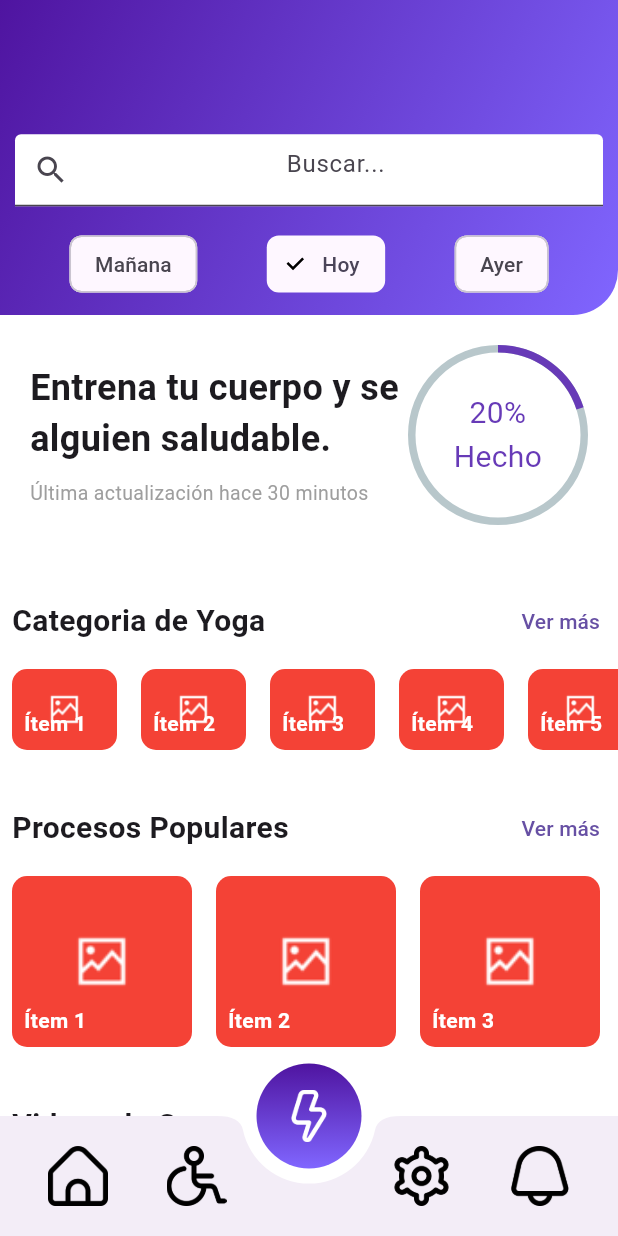
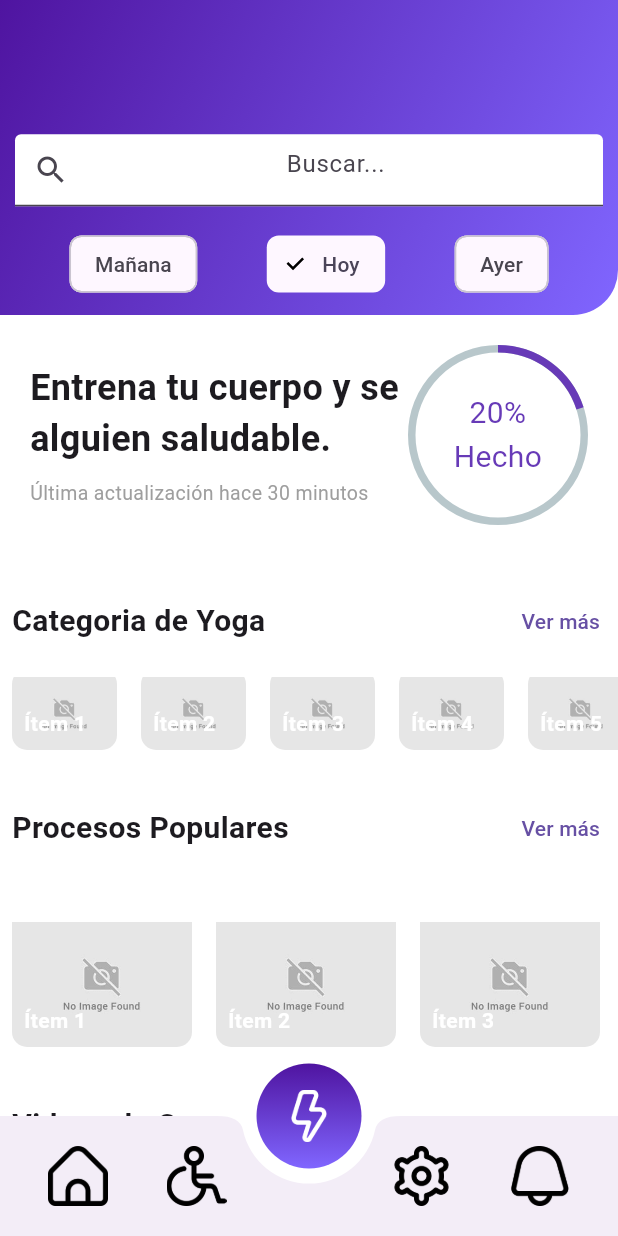
Before and after one commit to Japg01/Frontend-Alfa, a Flutter app: the HomeScreen screen opened by its route, on a phone screen of 412 x 824 dp. Run offline on Flutter 3.47's test engine with Material 3 defaults, Android fonts, the phone set to English and light mode, and no system bars; drawn by our look-alikes of percent_indicator; our stand-ins replace carousel_slider, dio, email_validator, shared_preferences, video_player; accounts and stored records are empty.

```diff
--- a/lib/main.dart
+++ b/lib/main.dart
@@ -20,7 +20,7 @@ class MyApp extends StatelessWidget {
     return MaterialApp(
       title: 'Gymnastic Center',
       theme: ThemeData(
-        primarySwatch: Colors.blue,
+        primarySwatch: Colors.grey,
         scaffoldBackgroundColor: Colors.white,
       ),
       home: const SplashScreen(),
@@ -33,6 +33,7 @@ class MyApp extends StatelessWidget {
         '/trainingScreen': (context) => const TrainingScreen(),
         '/tipsTopics': (context) => const Tips_n_Topics_Screen(),
         '/videos': (context) => const Videos(),
+        '/courses': (context) => const YogaHomePage(),
       },
     );
   }
--- a/lib/presentation/Course.dart
+++ b/lib/presentation/Course.dart
@@ -2,7 +2,6 @@ import 'dart:math';
 import 'package:alfa_soyzen/widgets/sidebarmenu.dart';
 import 'package:flutter/material.dart';
 import 'package:carousel_slider/carousel_slider.dart';
-
 import '../widgets/navegation.dart';
 
 class Yoga_basics extends StatelessWidget {
@@ -152,13 +151,13 @@ class YogaBody extends StatelessWidget {
               bottomRight: Radius.circular(45),
             ),
             child: SizedBox(
-              height: 270,
+              height: 300,
               child: Stack(
                 children: [
                   ClipRect(
                       child: CarouselSlider(
                     options: CarouselOptions(
-                      height: 270,
+                      height: 300,
                       autoPlay: true,
                       onPageChanged: onPageChanged,
                       scrollDirection: Axis.vertical, // Slide up and down
--- a/lib/presentation/homescreen.dart
+++ b/lib/presentation/homescreen.dart
@@ -20,8 +20,12 @@ class HomeScreen extends StatelessWidget {
         body: ListView(
           children: <Widget>[
             const ProgressSection(),
-            buildSection('Categoria de Yoga', 70, 70, 8, onViewMorePressed: () {
-              print('Ver más presionado');
+            buildSection('Categoria de Yoga',
+                70,
+                70,
+                8,
+                onViewMorePressed: () {
+                  print('Ver más presionado');
             }, backendService),
             buildSection(
               'Procesos Populares',
@@ -39,7 +43,7 @@ class HomeScreen extends StatelessWidget {
               200,
               8,
               onViewMorePressed: () {
-                print('Ver más presionado');
+                  Navigator.pushNamed(context, '/courses');
               },
               backendService,
             ),
@@ -59,7 +63,7 @@ class HomeScreen extends StatelessWidget {
               120,
               8,
               onViewMorePressed: () {
-                // Navigator.pushNamed(context, '/tipsTopics');
+                  Navigator.pushNamed(context, '/tipsTopics');
               },
               backendService,
             ),
@@ -193,14 +197,14 @@ class BackendService {
     // Aquí puedes agregar la lógica para obtener los ítems del backend
     // Como no hay conexión, devolvemos una lista de ítems de ejemplo
     return [
-      {'image': 'assets/image/no_image_100x100.png', 'title': 'Ítem 1'},
-      {'image': 'assets/image/no_image_100x100.png', 'title': 'Ítem 2'},
-      {'image': 'assets/image/no_image_100x100.png', 'title': 'Ítem 3'},
-      {'image': 'assets/image/no_image_100x100.png', 'title': 'Ítem 4'},
-      {'image': 'assets/image/no_image_100x100.png', 'title': 'Ítem 5'},
-      {'image': 'assets/image/no_image_100x100.png', 'title': 'Ítem 6'},
-      {'image': 'assets/image/no_image_100x100.png', 'title': 'Ítem 7'},
-      {'image': 'assets/image/no_image_100x100.png', 'title': 'Ítem 8'},
+      {'image': 'assets/image/no-image-found-360x250.png', 'title': 'Ítem 1'},
+      {'image': 'assets/image/no-image-found-360x250.png', 'title': 'Ítem 2'},
+      {'image': 'assets/image/no-image-found-360x250.png', 'title': 'Ítem 3'},
+      {'image': 'assets/image/no-image-found-360x250.png', 'title': 'Ítem 4'},
+      {'image': 'assets/image/no-image-found-360x250.png', 'title': 'Ítem 5'},
+      {'image': 'assets/image/no-image-found-360x250.png', 'title': 'Ítem 6'},
+      {'image': 'assets/image/no-image-found-360x250.png', 'title': 'Ítem 7'},
+      {'image': 'assets/image/no-image-found-360x250.png', 'title': 'Ítem 8'},
     ];
   }
 }
@@ -239,7 +243,7 @@ Widget buildSection(String title, double height, double width, int itemCount,
           itemCount: itemCount,
           itemBuilder: (context, index) {
             var item = items[index];
-            String image = item['image'] ?? 'assets/image/no_image_100x100.png';
+            String image = item['image'] ?? 'assets/image/no-image-found-360x250.png';
             String title = item['title'] ?? 'Titulo';
 
             return Padding(
@@ -257,7 +261,7 @@ Widget buildSection(String title, double height, double width, int itemCount,
                         width: width,
                         child: FadeInImage(
                           placeholder: const AssetImage(
-                              'assets/image/no_image_100x100.png'),
+                              'assets/image/no-image-found-360x250.png'),
                           image: AssetImage(image),
                           fit: BoxFit.cover,
                         ),
--- a/lib/presentation/login/home.dart
+++ b/lib/presentation/login/home.dart
@@ -16,7 +16,7 @@ class WelcomeScreen extends StatelessWidget {
             width: 200,
             height: 200,
             child: Image.asset(
-              "assets/images/Logo.png",
+              "assets/images/logo.png",
               fit: BoxFit.cover,
             ),
           ),
```
Also changed, not shown: lib/presentation/Tips_Detailed.dart (+9 -6 lines), lib/presentation/Tips_topics.dart (+33 -21 lines), pubspec.yaml (+8 -3 lines), assets/image/no-image-found-360x250.png (added), lib/generated/assets.dart (added), pubspec.lock, 3 other files.
